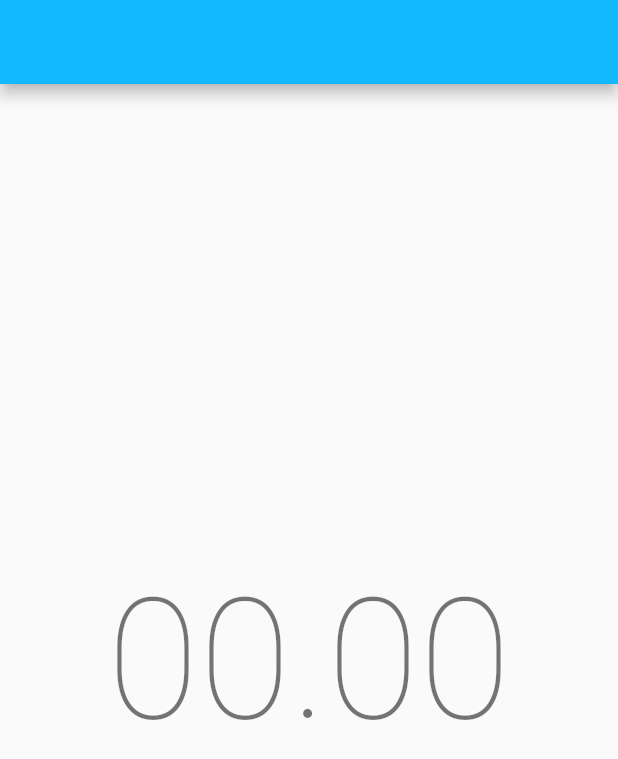
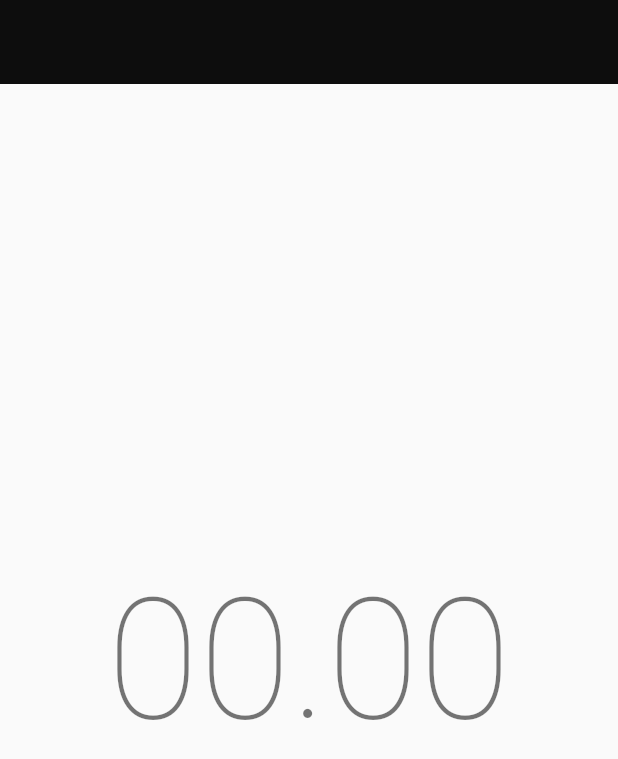
Before and after one commit to GabinL21/kubrs_app, a Flutter app: the screen it shows after launch, on a phone screen of 412 x 824 dp. Shown: the top 759 px of the screen. Run offline on Flutter 3.47's test engine with Material 2 defaults, Android fonts, the phone set to English and light mode, and no system bars; our stand-ins replace bloc, equatable, flutter_bloc; generated files the repository leaves out were written again.

Commit message:
feat: improve app bar theme

```diff
--- a/lib/app/view/app.dart
+++ b/lib/app/view/app.dart
@@ -9,9 +9,9 @@ class App extends StatelessWidget {
   Widget build(BuildContext context) {
     return MaterialApp(
       theme: ThemeData(
-        appBarTheme: const AppBarTheme(color: Color(0xFF13B9FF)),
+        appBarTheme: const AppBarTheme(color: Color(0xFF0D0D0D), elevation: 0),
         colorScheme: ColorScheme.fromSwatch(
-          accentColor: const Color(0xFF13B9FF),
+          backgroundColor: const Color(0xFF121212),
         ),
       ),
       localizationsDelegates: AppLocalizations.localizationsDelegates,
```
